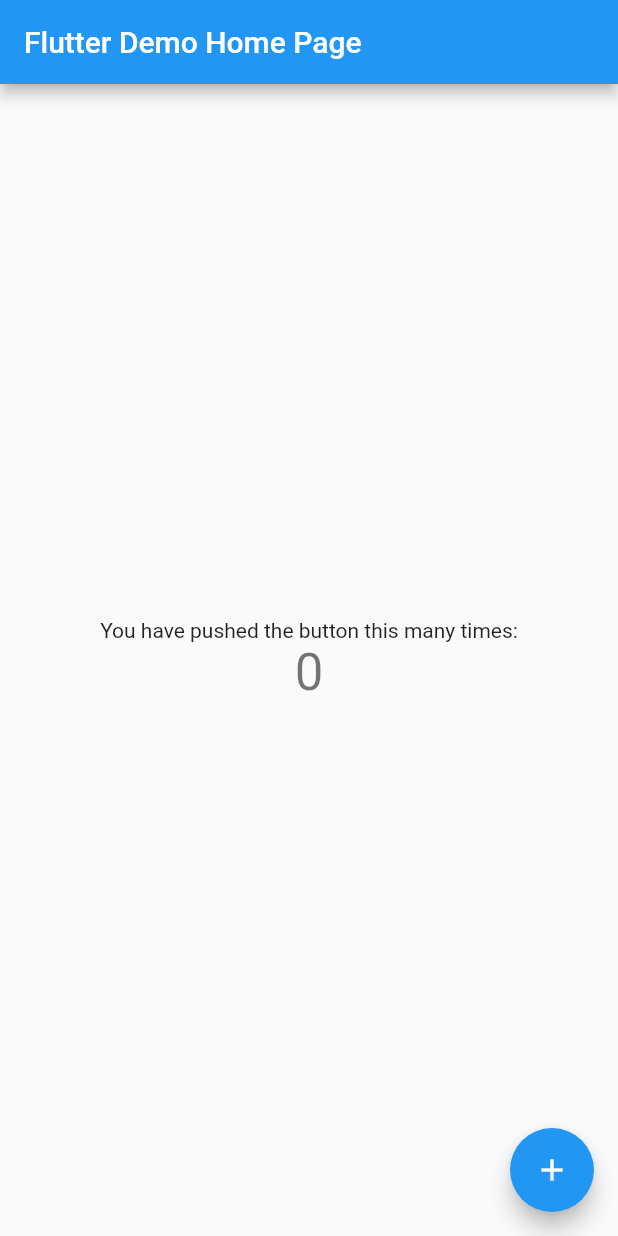
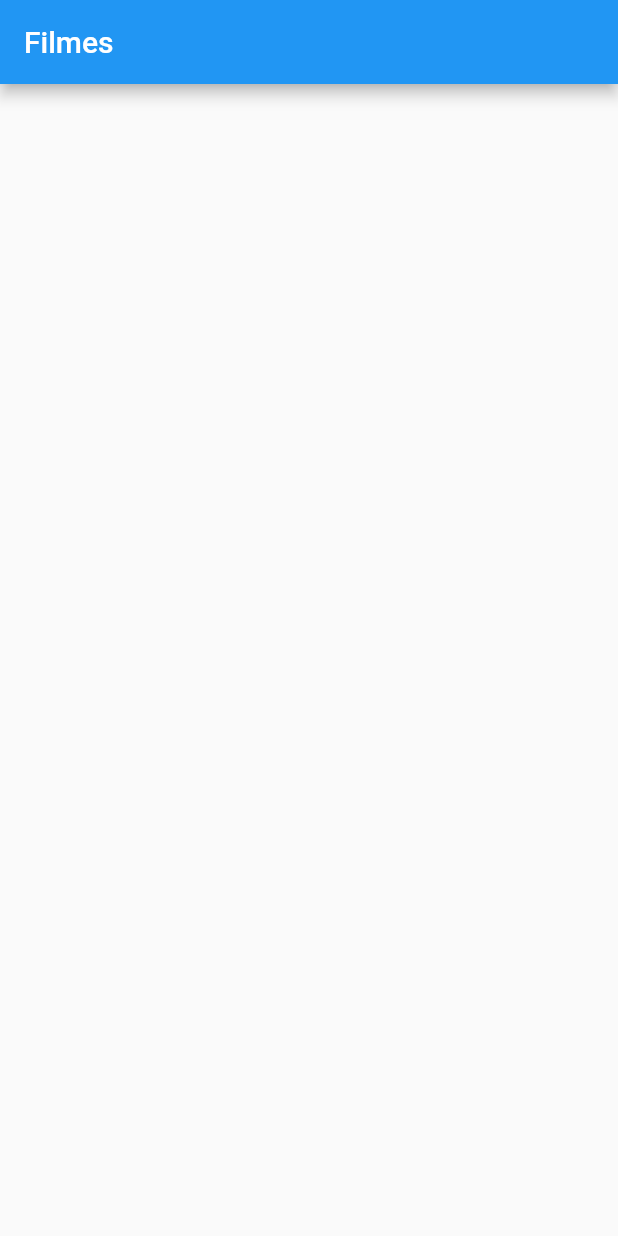
Before and after one commit to lucasfernandodeon/tmdb_project, a Flutter app: the screen it shows after launch, on a phone screen of 412 x 824 dp. Run offline on Flutter 3.47's test engine with Material 2 defaults, Android fonts, the phone set to English and light mode, and no system bars; our stand-ins replace get_it.

```diff
--- a/lib/app/core/constants.dart
+++ b/lib/app/core/constants.dart
@@ -4,7 +4,7 @@ class Constants {
   static const _baseEndpoint = "https://api.themoviedb.org/3/movie";
   static const String _posterEnpoint = "https://image.tmdb.org/t/p/original";
   static const String _nowPlayingEndpoint = "$_baseEndpoint/now_playing";
-  static const String _key = "chave";
+  static const String _key = "";
 
   static Uri returnNowPlayingUri({required int page}){
     return Uri.parse("$_nowPlayingEndpoint?api_key=$_key&page=$page");
--- /dev/null
+++ b/lib/app/views/now_playing_view.dart
@@ -0,0 +1,17 @@
+import 'package:flutter/material.dart';
+
+class NowPlayingView extends StatefulWidget {
+  const NowPlayingView({Key? key}) : super(key: key);
+
+  @override
+  State<NowPlayingView> createState() => _NowPlayingViewState();
+}
+
+class _NowPlayingViewState extends State<NowPlayingView> {
+  @override
+  Widget build(BuildContext context) {
+    return Scaffold(
+      appBar: AppBar(title: const Text("Filmes")),
+    );
+  }
+}
--- a/lib/main.dart
+++ b/lib/main.dart
@@ -1,4 +1,6 @@
 import 'package:flutter/material.dart';
+
+import 'app/views/now_playing_view.dart';
 
 void main() {
   runApp(const MyApp());
@@ -7,109 +9,15 @@ void main() {
 class MyApp extends StatelessWidget {
   const MyApp({super.key});
 
-  // This widget is the root of your application.
   @override
   Widget build(BuildContext context) {
     return MaterialApp(
+      debugShowCheckedModeBanner: false,
       title: 'Flutter Demo',
       theme: ThemeData(
-        // This is the theme of your application.
-        //
-        // Try running your application with "flutter run". You'll see the
-        // application has a blue toolbar. Then, without quitting the app, try
-        // changing the primarySwatch below to Colors.green and then invoke
-        // "hot reload" (press "r" in the console where you ran "flutter run",
-        // or simply save your changes to "hot reload" in a Flutter IDE).
-        // Notice that the counter didn't reset back to zero; the application
-        // is not restarted.
         primarySwatch: Colors.blue,
       ),
-      home: const MyHomePage(title: 'Flutter Demo Home Page'),
+      home: const NowPlayingView(),
     );
   }
 }
-
-class MyHomePage extends StatefulWidget {
-  const MyHomePage({super.key, required this.title});
-
-  // This widget is the home page of your application. It is stateful, meaning
-  // that it has a State object (defined below) that contains fields that affect
-  // how it looks.
-
-  // This class is the configuration for the state. It holds the values (in this
-  // case the title) provided by the parent (in this case the App widget) and
-  // used by the build method of the State. Fields in a Widget subclass are
-  // always marked "final".
-
-  final String title;
-
-  @override
-  State<MyHomePage> createState() => _MyHomePageState();
-}
-
-class _MyHomePageState extends State<MyHomePage> {
-  int _counter = 0;
-
-  void _incrementCounter() {
-    setState(() {
-      // This call to setState tells the Flutter framework that something has
-      // changed in this State, which causes it to rerun the build method below
-      // so that the display can reflect the updated values. If we changed
-      // _counter without calling setState(), then the build method would not be
-      // called again, and so nothing would appear to happen.
-      _counter++;
-    });
-  }
-
-  @override
-  Widget build(BuildContext context) {
-    // This method is rerun every time setState is called, for instance as done
-    // by the _incrementCounter method above.
-    //
-    // The Flutter framework has been optimized to make rerunning build methods
-    // fast, so that you can just rebuild anything that needs updating rather
-    // than having to individually change instances of widgets.
-    return Scaffold(
-      appBar: AppBar(
-        // Here we take the value from the MyHomePage object that was created by
-        // the App.build method, and use it to set our appbar title.
-        title: Text(widget.title),
-      ),
-      body: Center(
-        // Center is a layout widget. It takes a single child and positions it
-        // in the middle of the parent.
-        child: Column(
-          // Column is also a layout widget. It takes a list of children and
-          // arranges them vertically. By default, it sizes itself to fit its
-          // children horizontally, and tries to be as tall as its parent.
-          //
-          // Invoke "debug painting" (press "p" in the console, choose the
-          // "Toggle Debug Paint" action from the Flutter Inspector in Android
-          // Studio, or the "Toggle Debug Paint" command in Visual Studio Code)
-          // to see the wireframe for each widget.
-          //
-          // Column has various properties to control how it sizes itself and
-          // how it positions its children. Here we use mainAxisAlignment to
-          // center the children vertically; the main axis here is the vertical
-          // axis because Columns are vertical (the cross axis would be
-          // horizontal).
-          mainAxisAlignment: MainAxisAlignment.center,
-          children: <Widget>[
-            const Text(
-              'You have pushed the button this many times:',
-            ),
-            Text(
-              '$_counter',
-              style: Theme.of(context).textTheme.headline4,
-            ),
-          ],
-        ),
-      ),
-      floatingActionButton: FloatingActionButton(
-        onPressed: _incrementCounter,
-        tooltip: 'Increment',
-        child: const Icon(Icons.add),
-      ), // This trailing comma makes auto-formatting nicer for build methods.
-    );
-  }
-}
--- a/pubspec.yaml
+++ b/pubspec.yaml
@@ -32,6 +32,7 @@ dependencies:
   flutter:
     sdk: flutter
   http: ^0.13.5
+  get_it: ^7.2.0
 
 
   # The following adds the Cupertino Icons font to your application.
```
Also changed, not shown: lib/app/core/inject.dart (added, +20 -0 lines), pubspec.lock, 1 other file.
